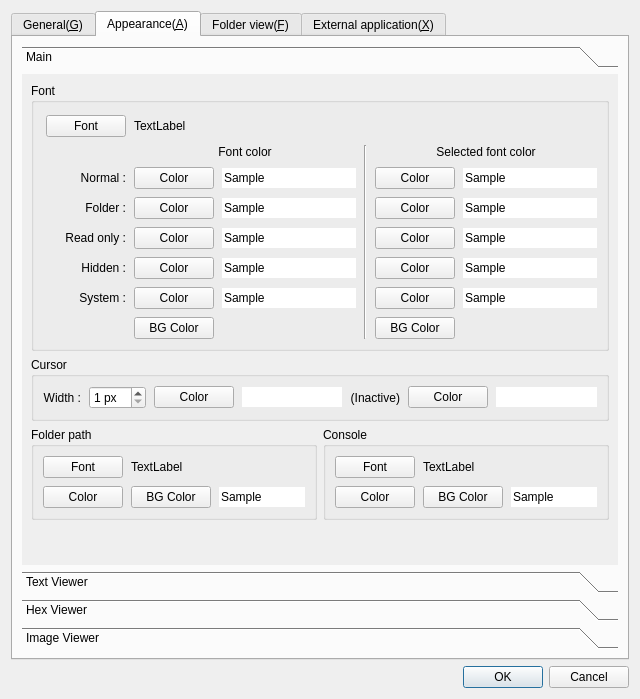
The window that preferencesdialog.ui (haraki/farman) describes before a commit, drawn with Qt 5.
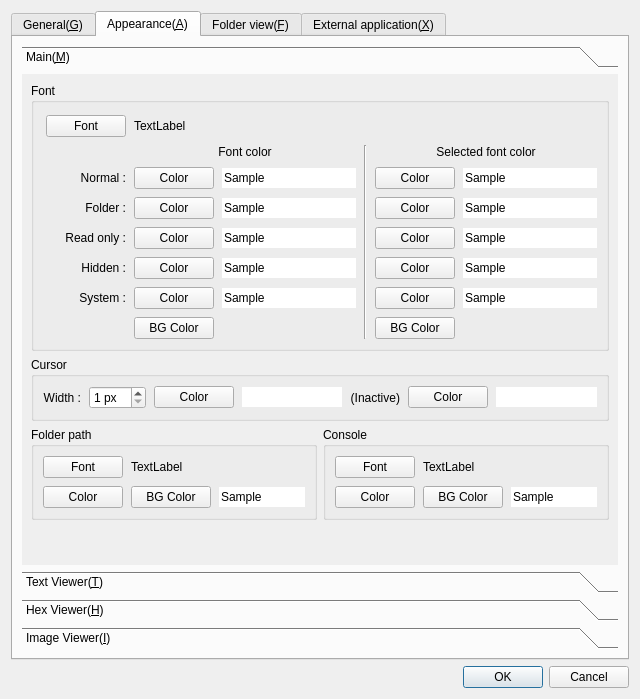
The same window after the commit. The open tabs and pages were chosen to show the change.

Commit message: add access key to QToolBox

The edit to the form file:
```diff
--- a/preferencesdialog.ui
+++ b/preferencesdialog.ui
@@ -341,7 +341,7 @@
            </rect>
           </property>
           <attribute name="label">
-           <string>Main</string>
+           <string>Main(&amp;M)</string>
           </attribute>
           <layout class="QGridLayout" name="gridLayout">
            <item row="2" column="0">
@@ -925,7 +925,7 @@
            </rect>
           </property>
           <attribute name="label">
-           <string>Text Viewer</string>
+           <string>Text Viewer(&amp;T)</string>
           </attribute>
           <layout class="QGridLayout" name="gridLayout_13" columnstretch="0,1">
            <item row="2" column="0" colspan="2">
@@ -1130,7 +1130,7 @@
            </rect>
           </property>
           <attribute name="label">
-           <string>Hex Viewer</string>
+           <string>Hex Viewer(&amp;H)</string>
           </attribute>
           <layout class="QVBoxLayout" name="verticalLayout_4">
            <item>
@@ -1304,7 +1304,7 @@
            </rect>
           </property>
           <attribute name="label">
-           <string>Image Viewer</string>
+           <string>Image Viewer(&amp;I)</string>
           </attribute>
           <layout class="QVBoxLayout" name="verticalLayout_5">
            <item>
```
